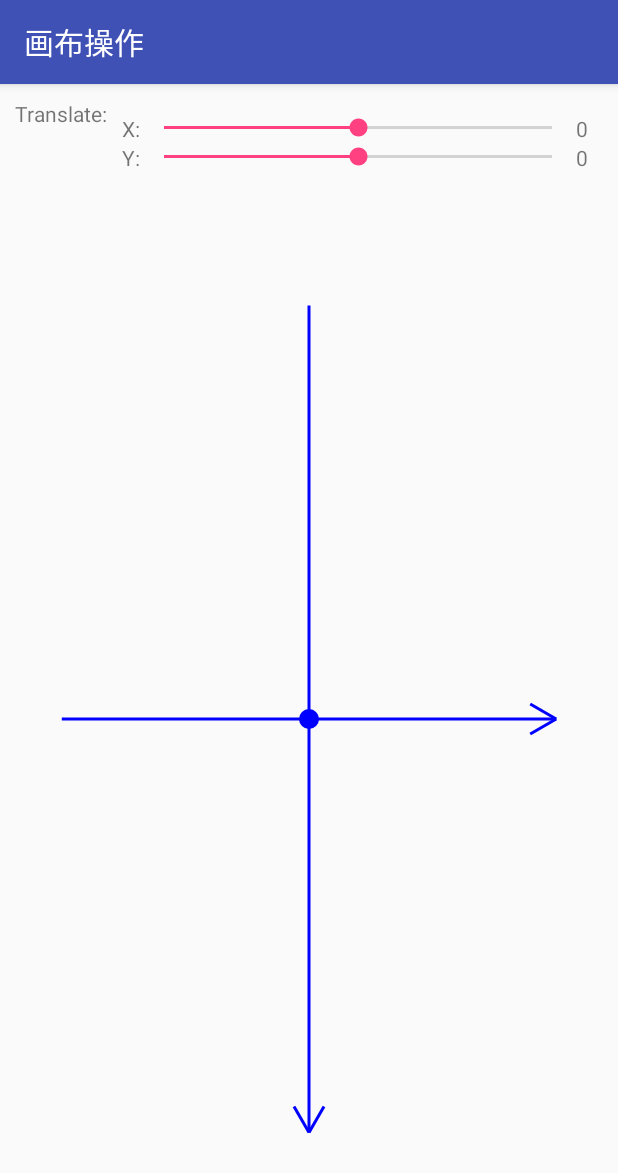
After one commit to sheaye/SnailsTrack, an Android app: the CanvasOperationActivity screen opened directly, with no data from a screen before it, on a phone screen of 412 x 824 dp. The commit adds this screen. Shown: the top 1173 px of the screen. Run offline under Robolectric (Android 15) with nearby library versions, the phone set to English and light mode, and no system bars; our stand-ins replace ButterKnife.

Commit message:
canvas translate

```diff
--- a/app/src/main/AndroidManifest.xml
+++ b/app/src/main/AndroidManifest.xml
@@ -3,11 +3,11 @@
     package="com.snail.track">
 
     <application
+        android:name=".BaseApplication"
         android:allowBackup="true"
         android:icon="@mipmap/ic_launcher"
         android:label="@string/app_name"
         android:roundIcon="@mipmap/ic_launcher_round"
-        android:name=".BaseApplication"
         android:supportsRtl="true"
         android:theme="@style/AppTheme">
         <activity android:name=".main.MainActivity">
@@ -19,6 +19,7 @@
         </activity>
         <activity android:name=".samples.large_figure_loader.LoadLargeFigureActivity" />
         <activity android:name=".samples.pie_chart.PieChartActivity" />
+        <activity android:name=".samples.canvas_operations.CanvasOperationActivity" />
     </application>
 
 </manifest>
--- a/app/src/main/assets/main.json
+++ b/app/src/main/assets/main.json
@@ -4,4 +4,7 @@
 }, {
   "id": 2,
   "name": "自定义View-饼形图"
+}, {
+  "id": 3,
+  "name": "自定义View-画布操作"
 }]
--- a/app/src/main/java/com/snail/track/main/MainAdapter.java
+++ b/app/src/main/java/com/snail/track/main/MainAdapter.java
@@ -11,6 +11,7 @@ import android.widget.Button;
 
 import com.snail.track.R;
 import com.snail.track.data.MainEntity;
+import com.snail.track.samples.canvas_operations.CanvasOperationActivity;
 import com.snail.track.samples.pie_chart.PieChartActivity;
 
 import java.util.List;
@@ -72,6 +73,9 @@ public class MainAdapter extends RecyclerView.Adapter<MainAdapter.ViewHolder> {
                 case 2:
                     mContext.startActivity(new Intent(mContext, PieChartActivity.class));
                     break;
+                case 3:
+                    mContext.startActivity(new Intent(mContext, CanvasOperationActivity.class));
+                    break;
             }
         }
     }
--- /dev/null
+++ b/app/src/main/java/com/snail/track/samples/canvas_operations/CanvasOperationActivity.java
@@ -0,0 +1,74 @@
+package com.snail.track.samples.canvas_operations;
+
+import android.os.Bundle;
+import android.support.v7.app.AppCompatActivity;
+import android.widget.SeekBar;
+import android.widget.TextView;
+
+import com.snail.track.R;
+
+import butterknife.BindView;
+import butterknife.ButterKnife;
+
+public class CanvasOperationActivity extends AppCompatActivity {
+
+
+    @BindView(R.id.translate_x_seek_bar)
+    SeekBar mTranslateXSeekBar;
+    @BindView(R.id.value_x_text_view)
+    TextView mValueXTextView;
+    @BindView(R.id.translate_y_seek_bar)
+    SeekBar mTranslateYSeekBar;
+    @BindView(R.id.value_y_text_view)
+    TextView mValueYTextView;
+    @BindView(R.id.canvas_view)
+    CanvasView mCanvasView;
+    private float mProgressX;
+    private float mProgressY;
+
+    @Override
+    protected void onCreate(Bundle savedInstanceState) {
+        super.onCreate(savedInstanceState);
+        getSupportActionBar().setTitle(R.string.canvas_operations);
+        setContentView(R.layout.activity_canvas_operation);
+        ButterKnife.bind(this);
+        mTranslateXSeekBar.setOnSeekBarChangeListener(new SeekBar.OnSeekBarChangeListener() {
+            @Override
+            public void onProgressChanged(SeekBar seekBar, int progress, boolean fromUser) {
+                int p = progress - 100;
+                mProgressX = p / 100f;
+                mValueXTextView.setText(p + "%");
+                mCanvasView.translate(mProgressX, mProgressY);
+            }
+
+            @Override
+            public void onStartTrackingTouch(SeekBar seekBar) {
+
+            }
+
+            @Override
+            public void onStopTrackingTouch(SeekBar seekBar) {
+
+            }
+        });
+        mTranslateYSeekBar.setOnSeekBarChangeListener(new SeekBar.OnSeekBarChangeListener() {
+            @Override
+            public void onProgressChanged(SeekBar seekBar, int progress, boolean fromUser) {
+                int p = progress - 100;
+                mProgressY = p / 100f;
+                mValueYTextView.setText(p + "%");
+                mCanvasView.translate(mProgressX, mProgressY);
+            }
+
+            @Override
+            public void onStartTrackingTouch(SeekBar seekBar) {
+
+            }
+
+            @Override
+            public void onStopTrackingTouch(SeekBar seekBar) {
+
+            }
+        });
+    }
+}
--- /dev/null
+++ b/app/src/main/java/com/snail/track/samples/canvas_operations/CanvasView.java
@@ -0,0 +1,87 @@
+package com.snail.track.samples.canvas_operations;
+
+import android.content.Context;
+import android.graphics.Canvas;
+import android.graphics.Color;
+import android.graphics.Paint;
+import android.support.annotation.Nullable;
+import android.util.AttributeSet;
+import android.view.View;
+
+public class CanvasView extends View {
+
+
+    private Paint mPaint;
+    private int mWidth;
+    private int mHeight;
+    private float mAxisXLength;
+    private float mAxisYLength;
+    private int mTranslateX;
+    private int mTranslateY;
+
+    public CanvasView(Context context) {
+        this(context, null);
+    }
+
+    public CanvasView(Context context, @Nullable AttributeSet attrs) {
+        super(context, attrs);
+        mPaint = new Paint();
+        mPaint.setColor(Color.BLUE);
+        mPaint.setStrokeWidth(3);
+    }
+
+    @Override
+    protected void onSizeChanged(int w, int h, int oldw, int oldh) {
+        super.onSizeChanged(w, h, oldw, oldh);
+        mWidth = w;
+        mHeight = h;
+        mAxisXLength = w * 0.8f;
+        mAxisYLength = h * 0.8f;
+    }
+
+    public void translate(float ratioX, float ratioY) {
+        mTranslateX = (int) (ratioX * (mAxisXLength / 2));
+        mTranslateY = (int) (ratioY * (mAxisYLength / 2));
+        invalidate();
+    }
+
+    @Override
+    protected void onDraw(Canvas canvas) {
+        super.onDraw(canvas);
+        canvas.translate(mWidth / 2, mHeight / 2);
+        drawAxis(canvas);
+        canvas.save();
+        canvas.translate(mTranslateX, mTranslateY);
+        canvas.drawCircle(0, 0, 10, mPaint);
+        canvas.restore();
+    }
+
+    /**
+     * 画坐标轴
+     */
+    private void drawAxis(Canvas canvas) {
+//      X轴线
+        canvas.drawLine(-mAxisXLength / 2, 0, mAxisXLength / 2, 0, mPaint);
+//      X轴箭头
+        canvas.save();
+        canvas.rotate(30, mAxisXLength / 2, 0);
+        canvas.drawLine(mAxisXLength / 2 - 30, 0, mAxisXLength / 2, 0, mPaint);
+        canvas.restore();
+        canvas.save();
+        canvas.rotate(-30, mAxisXLength / 2, 0);
+        canvas.drawLine(mAxisXLength / 2 - 30, 0, mAxisXLength / 2, 0, mPaint);
+        canvas.restore();
+
+//      Y轴线
+        canvas.drawLine(0, -mAxisYLength / 2, 0, mAxisYLength / 2, mPaint);
+//      Y轴箭头
+        canvas.save();
+        canvas.rotate(30, 0, mAxisYLength / 2);
+        canvas.drawLine(0, mAxisYLength / 2, 0, mAxisYLength / 2 - 30, mPaint);
+        canvas.restore();
+        canvas.save();
+        canvas.rotate(-30, 0, mAxisYLength / 2);
+        canvas.drawLine(0, mAxisYLength / 2, 0, mAxisYLength / 2 - 30, mPaint);
+        canvas.restore();
+    }
+}
--- /dev/null
+++ b/app/src/main/res/layout/activity_canvas_operation.xml
@@ -0,0 +1,88 @@
+<?xml version="1.0" encoding="utf-8"?>
+<LinearLayout xmlns:android="http://schemas.android.com/apk/res/android"
+    xmlns:tools="http://schemas.android.com/tools"
+    android:layout_width="match_parent"
+    android:layout_height="match_parent"
+    android:orientation="vertical"
+    tools:context=".samples.canvas_operations.CanvasOperationActivity">
+
+    <LinearLayout
+        android:layout_width="match_parent"
+        android:layout_height="wrap_content"
+        android:padding="10dp"
+        android:orientation="horizontal">
+
+        <TextView
+            android:layout_width="wrap_content"
+            android:layout_height="wrap_content"
+            android:text="Translate:"/>
+
+        <LinearLayout
+            android:layout_width="match_parent"
+            android:layout_height="wrap_content"
+            android:orientation="vertical"
+            android:padding="10dp"
+            android:gravity="center_vertical">
+
+            <LinearLayout
+                android:layout_width="match_parent"
+                android:layout_height="wrap_content"
+                android:orientation="horizontal">
+
+                <TextView
+                    android:layout_width="wrap_content"
+                    android:layout_height="wrap_content"
+                    android:text="X:"/>
+
+                <SeekBar
+                    android:id="@+id/translate_x_seek_bar"
+                    android:layout_width="0dp"
+                    android:layout_weight="1"
+                    android:layout_height="wrap_content"
+                    android:max="200"
+                    android:progress="100"/>
+
+                <TextView
+                    android:id="@+id/value_x_text_view"
+                    android:layout_width="wrap_content"
+                    android:layout_height="wrap_content"
+                    android:text="0"/>
+
+            </LinearLayout>
+
+            <LinearLayout
+                android:layout_width="match_parent"
+                android:layout_height="wrap_content"
+                android:orientation="horizontal">
+
+                <TextView
+                    android:layout_width="wrap_content"
+                    android:layout_height="wrap_content"
+                    android:text="Y:"/>
+
+                <SeekBar
+                    android:id="@+id/translate_y_seek_bar"
+                    android:layout_width="0dp"
+                    android:layout_weight="1"
+                    android:layout_height="wrap_content"
+                    android:max="200"
+                    android:progress="100"/>
+
+                <TextView
+                    android:id="@+id/value_y_text_view"
+                    android:layout_width="wrap_content"
+                    android:layout_height="wrap_content"
+                    android:text="0"/>
+
+            </LinearLayout>
+
+        </LinearLayout>
+
+    </LinearLayout>
+
+    <com.snail.track.samples.canvas_operations.CanvasView
+        android:id="@+id/canvas_view"
+        android:layout_width="match_parent"
+        android:layout_height="match_parent" />
+
+</LinearLayout>
--- a/app/src/main/res/values/strings.xml
+++ b/app/src/main/res/values/strings.xml
@@ -2,4 +2,5 @@
     <string name="app_name">SnailsTrack</string>
     <string name="pie_chart">自定义View-饼形图</string>
     <string name="home_page">首页</string>
+    <string name="canvas_operations">画布操作</string>
 </resources>
```
